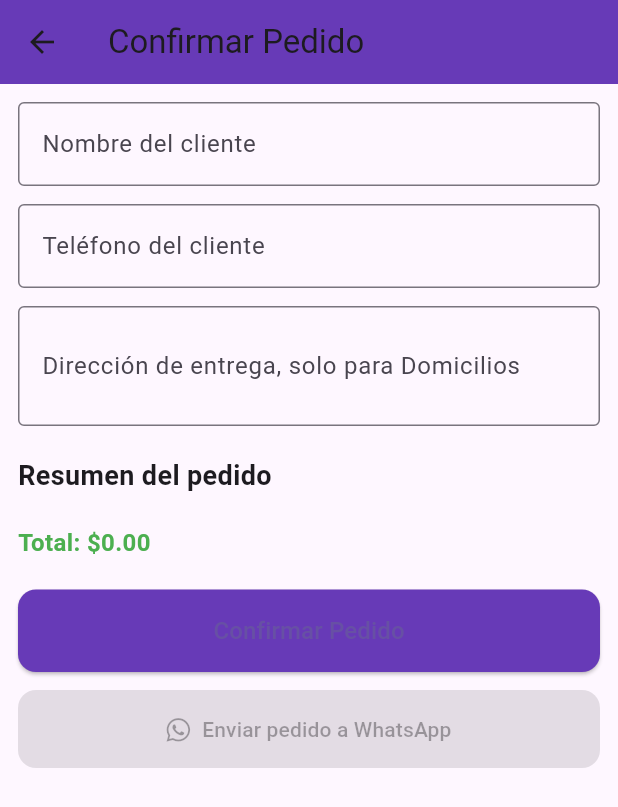
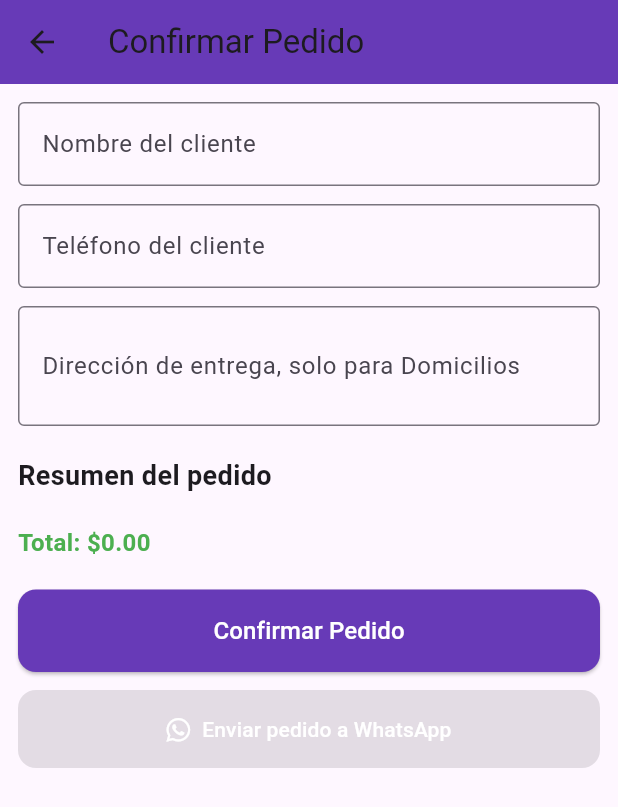
Before and after one commit to cristianchamorro/App_pedidos, a Flutter app: the ConfirmarPedidoPage screen opened directly with empty values, on a phone screen of 412 x 824 dp. Shown: the top 807 px of the screen. Run offline on Flutter 3.47's test engine with Material 3 defaults, Android fonts, the phone set to English and light mode, and no system bars; our stand-ins replace font_awesome_flutter, geocoding, geolocator, google_maps_flutter.

Commit message:
color de los botones

```diff
--- a/app_frontend/lib/pages/confirmar_pedido_page.dart
+++ b/app_frontend/lib/pages/confirmar_pedido_page.dart
@@ -39,7 +39,6 @@ class _ConfirmarPedidoPageState extends State<ConfirmarPedidoPage> {
 
   @override
   void dispose() {
-    // ❌ Quitamos Navigator.pop() de aquí
     _nombreController.dispose();
     _telefonoController.dispose();
     _direccionController.dispose();
@@ -102,7 +101,7 @@ class _ConfirmarPedidoPageState extends State<ConfirmarPedidoPage> {
         setState(() {
           _pedidoConfirmado = true;
 
-          // 🔵 Limpiar cantidades, carrito y formularios
+          // Limpiar cantidades, carrito y formularios
           for (var p in widget.carrito) {
             p.resetCantidad();
           }
@@ -152,8 +151,6 @@ class _ConfirmarPedidoPageState extends State<ConfirmarPedidoPage> {
 
     if (await canLaunchUrl(url)) {
       await launchUrl(url, mode: LaunchMode.externalApplication);
-
-      // ✅ Ahora sí volvemos a la pantalla anterior
       Navigator.pop(context, true);
     } else {
       ScaffoldMessenger.of(context).showSnackBar(
@@ -213,7 +210,8 @@ class _ConfirmarPedidoPageState extends State<ConfirmarPedidoPage> {
                 final producto = widget.carrito[index];
                 return ListTile(
                   leading: producto.imageUrl != null
-			? Image.network(producto.imageUrl!, width: 40, height: 40, fit: BoxFit.cover)
+                      ? Image.network(producto.imageUrl!,
+                      width: 40, height: 40, fit: BoxFit.cover)
                       : const Icon(Icons.shopping_bag, color: Colors.deepPurple),
                   title: Text(producto.name),
                   subtitle: Text(
@@ -239,16 +237,15 @@ class _ConfirmarPedidoPageState extends State<ConfirmarPedidoPage> {
                 );
               },
             ),
-
             const SizedBox(height: 12),
             Text(
               "Total: \$${totalPedido.toStringAsFixed(2)}",
               style: const TextStyle(
-                  fontSize: 16,
-                  fontWeight: FontWeight.bold,
-                  color: Colors.green),
+                  fontSize: 16, fontWeight: FontWeight.bold, color: Colors.green),
             ),
             const SizedBox(height: 20),
+
+            // Botón Confirmar Pedido
             SizedBox(
               width: double.infinity,
               child: ElevatedButton(
@@ -257,28 +254,36 @@ class _ConfirmarPedidoPageState extends State<ConfirmarPedidoPage> {
                   backgroundColor: Colors.deepPurple,
                   padding: const EdgeInsets.symmetric(vertical: 16),
                   shape: RoundedRectangleBorder(
-                      borderRadius: BorderRadius.circular(12)),
+                    borderRadius: BorderRadius.circular(12),
+                  ),
                 ),
                 child: _isLoading
                     ? const CircularProgressIndicator(color: Colors.white)
                     : const Text(
                   "Confirmar Pedido",
-                        style: TextStyle(fontSize: 16),
+                  style: TextStyle(fontSize: 16, color: Colors.white),
                 ),
               ),
             ),
+
             const SizedBox(height: 12),
+
+            // Botón Enviar a WhatsApp
             SizedBox(
               width: double.infinity,
               child: ElevatedButton.icon(
                 onPressed: _pedidoConfirmado ? enviarWhatsApp : null,
-                icon: const FaIcon(FontAwesomeIcons.whatsapp),
-                label: const Text("Enviar pedido a WhatsApp"),
+                icon: const FaIcon(FontAwesomeIcons.whatsapp, color: Colors.white),
+                label: const Text(
+                  "Enviar pedido a WhatsApp",
+                  style: TextStyle(color: Colors.white),
+                ),
                 style: ElevatedButton.styleFrom(
                   backgroundColor: Colors.green,
                   padding: const EdgeInsets.symmetric(vertical: 16),
                   shape: RoundedRectangleBorder(
-                      borderRadius: BorderRadius.circular(12)),
+                    borderRadius: BorderRadius.circular(12),
+                  ),
                 ),
               ),
             ),
```
Also changed, not shown: app_frontend/lib/pages/productos_por_categoria_page.dart (+36 -36 lines). Lines whose indentation alone changed are shown as unchanged.
